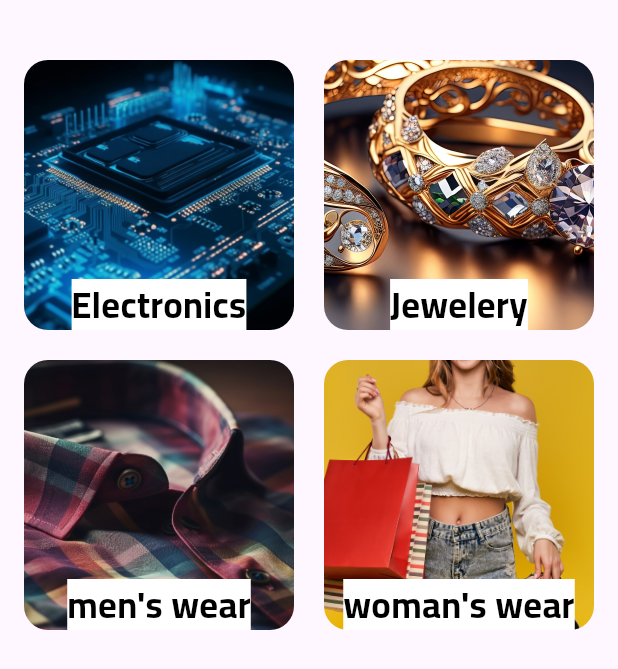
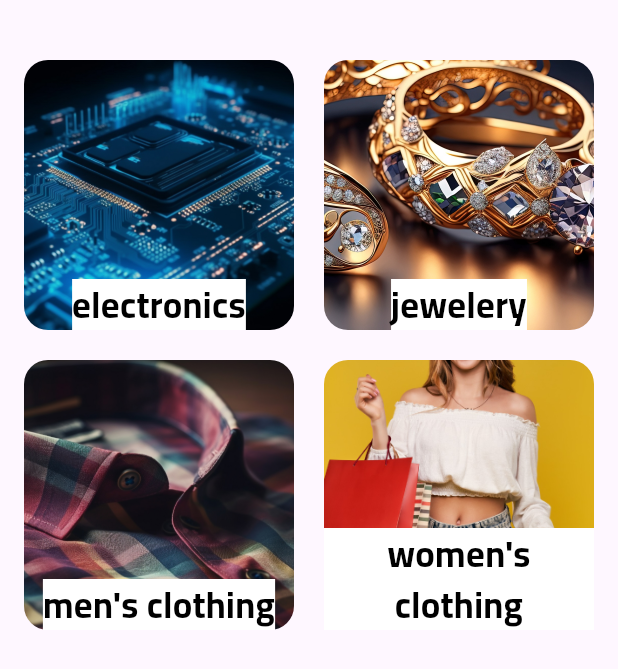
Before and after one commit to AmrReda92/shopping_app, a Flutter app: the screen it shows after launch, on a phone screen of 412 x 824 dp. Shown: the top 669 px of the screen. Run offline on Flutter 3.47's test engine with Material 3 defaults, Android fonts, the phone set to English and light mode, and no system bars; our stand-ins replace cached_network_image, dartz, dio, flutter_bloc.

Commit message:
finish fetching data by category

```diff
--- a/lib/core/routes/app_routes.dart
+++ b/lib/core/routes/app_routes.dart
@@ -7,16 +7,23 @@ import 'package:shopping_app/features/home/presentation/ui/home_screen.dart';
 import 'package:shopping_app/features/product/data/manager/product_cubit/product_cubit.dart';
 import 'package:shopping_app/features/product/presentation/ui/product_screen.dart';
 import 'package:shopping_app/features/product/data/repos/product_repo_impl.dart';
+
 class AppRoutes {
   static Route<dynamic>? function(RouteSettings setting) {
     switch (setting.name) {
       case Routes.homeScreen :
-        return MaterialPageRoute(builder: (_) => HomeScreen());
+        return MaterialPageRoute(builder: (_) =>
+            BlocProvider(
+              create: (context) =>
+                  ProductCubit(ProductModelImpl(ApiService(Dio()))),
+              child: HomeScreen(),
+            ));
 
       case Routes.productScreen :
+        final category = setting.arguments as String;
         return MaterialPageRoute(builder: (_) =>
             BlocProvider(
-              create: (context) => ProductCubit(ProductModelImpl(ApiService(Dio())))..getAllProducts(),
+              create: (context) => ProductCubit(ProductModelImpl(ApiService(Dio())))..getAProductsByCategory(category: category),
               child: ProductScreen(),
             ));
     }
--- a/lib/features/home/presentation/models/category_model.dart
+++ b/lib/features/home/presentation/models/category_model.dart
@@ -6,19 +6,19 @@ class CategoryModel {
 
 List<CategoryModel> categoryModel =[
   CategoryModel(
-      title: "Electronics",
+      title: "electronics",
       image: "assets/images/elect.jpg"
   ),
   CategoryModel(
-      title: "Jewelery",
+      title: "jewelery",
       image: "assets/images/jewel.jpg"
   ),
   CategoryModel(
-      title: "men's wear",
+      title: "men's clothing",
       image: "assets/images/man.jpg"
   ),
   CategoryModel(
-      title: "woman's wear",
+      title: "women's clothing",
       image: "assets/images/woman.png"
   ),
 ];
--- a/lib/features/home/presentation/widgets/custom_category_item.dart
+++ b/lib/features/home/presentation/widgets/custom_category_item.dart
@@ -11,7 +11,7 @@ class CustomCategoryItem extends StatelessWidget {
   Widget build(BuildContext context) {
     return GestureDetector(
       onTap: (){
-        Navigator.pushNamed(context,Routes.productScreen);
+        Navigator.pushNamed(context,Routes.productScreen,arguments: category.title);
       },
       child: Stack(
         alignment: Alignment.bottomCenter,
--- a/lib/features/product/data/repos/product_repo.dart
+++ b/lib/features/product/data/repos/product_repo.dart
@@ -4,4 +4,5 @@ import '../../../../core/errors/failure.dart';
 
 abstract class ProductRepo {
   Future<Either<Failure,List<ProductModel>>> getAllProducts();
+  Future<Either<Failure,List<ProductModel>>> getAProductsByCategory({required String category});
 }
```
Also changed, not shown: lib/features/product/data/manager/product_cubit/product_cubit.dart (+13 -0 lines), lib/features/product/data/repos/product_repo_impl.dart (+18 -0 lines).
